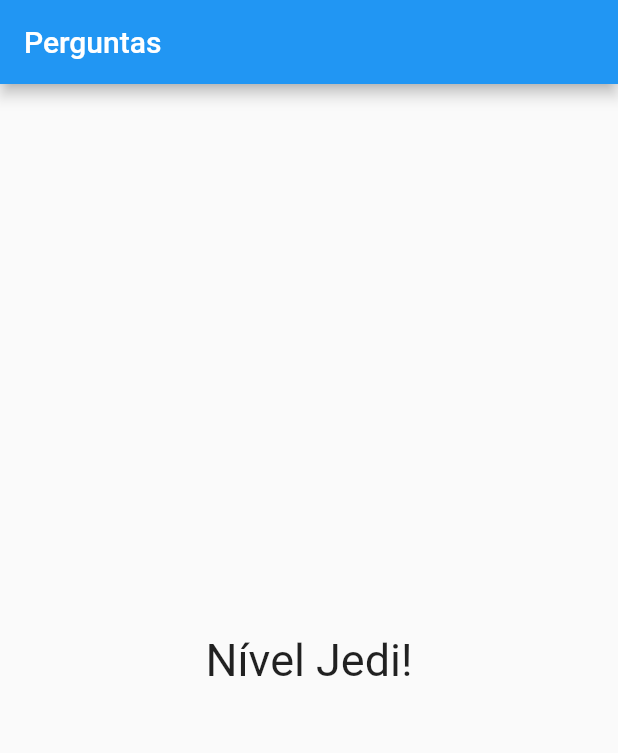
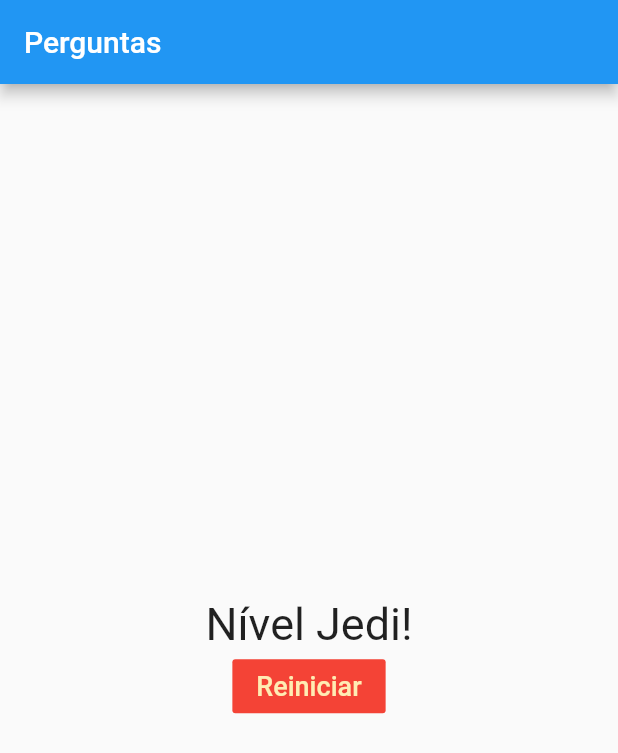
Before and after one commit to LucasWMedeiros/projeto_perguntas, a Flutter app: the screen it shows after launch, after a tap on "Preto", after a tap on "Cachorro", after a tap on "Homem de Ferro", on a phone screen of 412 x 824 dp. Shown: the top 753 px of the screen. Run offline on Flutter 3.47's test engine with Material 2 defaults, Android fonts, the phone set to English and light mode, and no system bars.

Commit message:
Adicionando botão para reiniciar questionario

```diff
--- a/projeto_perguntas/lib/main.dart
+++ b/projeto_perguntas/lib/main.dart
@@ -49,6 +49,13 @@ class _perguntaAppState extends State<PerguntaApp> {
     print(_pontuacaoTotal);
   }
 
+  void reiniciarQuestionario(){
+    setState(() {
+      perguntaselecionada = 0;
+      _pontuacaoTotal = 0;
+    });
+  }
+
   bool get temPerguntaSelecionada {
     return perguntaselecionada < _perguntas.length;
   }
@@ -64,7 +71,7 @@ class _perguntaAppState extends State<PerguntaApp> {
               perguntas: _perguntas,
               perguntaSelecionada: perguntaselecionada,
               responder: _responder)
-          : Resultado(_pontuacaoTotal),
+          : Resultado(_pontuacaoTotal, reiniciarQuestionario),
     ));
   }
 }
--- a/projeto_perguntas/lib/resultado.dart
+++ b/projeto_perguntas/lib/resultado.dart
@@ -1,17 +1,19 @@
+// ignore_for_file: prefer_const_constructors
+
 import 'package:flutter/material.dart';
 
 class Resultado extends StatelessWidget {
+  final int pontuacao;
+  final void Function() reiniciar;
 
-  final int pontuacao;
-
-  Resultado(this.pontuacao);
+  Resultado(this.pontuacao, this.reiniciar);
 
   String get fraseResultado {
-    if(pontuacao < 8) {
+    if (pontuacao < 8) {
       return 'Parabéns!';
     } else if (pontuacao < 12) {
       return 'Você é bom!';
-    } else if (pontuacao < 16){
+    } else if (pontuacao < 16) {
       return 'Impressionante';
     } else {
       return 'Nível Jedi!';
@@ -19,12 +21,21 @@ class Resultado extends StatelessWidget {
   }
 
   Widget build(BuildContext context) {
-    return Container(
-      child: Center(
+    return Column(mainAxisAlignment: MainAxisAlignment.center, children: [
+      Center(
           child: Text(
         fraseResultado,
         style: TextStyle(fontSize: 30),
       )),
-    );
+      FlatButton(
+        child: Text(
+          'Reiniciar',
+          style: TextStyle(fontSize: 18),
+        ),
+        textColor: Colors.amber[100],
+        color: Colors.red[500],
+        onPressed: reiniciar,
+      )
+    ]);
   }
 }
```
